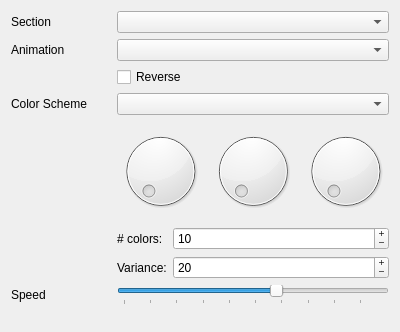
Above: gui/widget/maestrocontrol.ui from 8bitbuddhist/PixelMaestro before the change. Below: the same form after it.
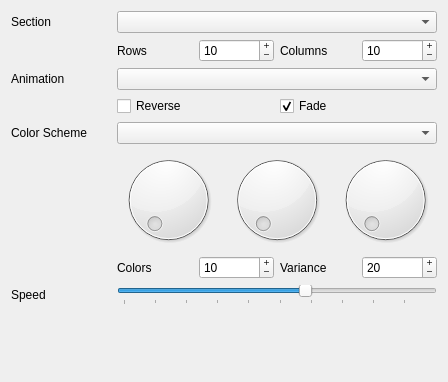
That is the form after the change.

```diff
--- a/gui/widget/maestrocontrol.ui
+++ b/gui/widget/maestrocontrol.ui
@@ -6,8 +6,8 @@
    <rect>
     <x>0</x>
     <y>0</y>
-    <width>400</width>
-    <height>332</height>
+    <width>448</width>
+    <height>382</height>
    </rect>
   </property>
   <property name="sizePolicy">
@@ -45,7 +45,7 @@
        </property>
       </widget>
      </item>
-     <item row="1" column="0">
+     <item row="2" column="0">
       <widget class="QLabel" name="animationLabel">
        <property name="minimumSize">
         <size>
@@ -58,24 +58,17 @@
        </property>
       </widget>
      </item>
-     <item row="1" column="1">
-      <widget class="QComboBox" name="animationComboBox">
-       <property name="minimumSize">
-        <size>
-         <width>150</width>
-         <height>0</height>
-        </size>
-       </property>
-      </widget>
-     </item>
      <item row="2" column="1">
-      <widget class="QCheckBox" name="reverseAnimationCheckBox">
-       <property name="text">
-        <string>Reverse</string>
+      <widget class="QComboBox" name="animationComboBox">
+       <property name="minimumSize">
+        <size>
+         <width>150</width>
+         <height>0</height>
+        </size>
        </property>
       </widget>
      </item>
-     <item row="3" column="0">
+     <item row="5" column="0">
       <widget class="QLabel" name="colorLabel">
        <property name="minimumSize">
         <size>
@@ -88,7 +81,7 @@
        </property>
       </widget>
      </item>
-     <item row="3" column="1">
+     <item row="5" column="1">
       <widget class="QComboBox" name="colorComboBox">
        <property name="minimumSize">
         <size>
@@ -104,7 +97,7 @@
        </property>
       </widget>
      </item>
-     <item row="4" column="1">
+     <item row="6" column="1">
       <layout class="QVBoxLayout" name="customColorLayout">
        <item>
         <layout class="QHBoxLayout" name="colorDialLayout">
@@ -144,8 +137,8 @@
         </layout>
        </item>
        <item>
-        <layout class="QFormLayout" name="colorParamLayout">
-         <item row="0" column="0">
+        <layout class="QHBoxLayout" name="horizontalLayout">
+         <item>
           <widget class="QLabel" name="numColorsLabel">
            <property name="minimumSize">
             <size>
@@ -154,11 +147,11 @@
             </size>
            </property>
            <property name="text">
-            <string># colors:</string>
+            <string>Colors</string>
            </property>
           </widget>
          </item>
-         <item row="0" column="1">
+         <item>
           <widget class="QSpinBox" name="numColorsSpinBox">
            <property name="readOnly">
             <bool>false</bool>
@@ -174,7 +167,7 @@
            </property>
           </widget>
          </item>
-         <item row="1" column="0">
+         <item>
           <widget class="QLabel" name="thresholdLabel">
            <property name="minimumSize">
             <size>
@@ -183,11 +176,11 @@
             </size>
            </property>
            <property name="text">
-            <string>Variance:</string>
+            <string>Variance</string>
            </property>
           </widget>
          </item>
-         <item row="1" column="1">
+         <item>
           <widget class="QSpinBox" name="thresholdSpinBox">
            <property name="buttonSymbols">
             <enum>QAbstractSpinBox::PlusMinus</enum>
@@ -210,7 +203,7 @@
        </item>
       </layout>
      </item>
-     <item row="5" column="0">
+     <item row="7" column="0">
       <widget class="QLabel" name="cycleLabel">
        <property name="minimumSize">
         <size>
@@ -223,7 +216,7 @@
        </property>
       </widget>
      </item>
-     <item row="5" column="1">
+     <item row="7" column="1">
       <widget class="QSlider" name="cycleSlider">
        <property name="minimum">
         <number>10</number>
@@ -254,6 +247,74 @@
        </property>
       </widget>
      </item>
+     <item row="3" column="1">
+      <layout class="QHBoxLayout" name="animationOptionsLayout">
+       <item>
+        <widget class="QCheckBox" name="reverseAnimationCheckBox">
+         <property name="text">
+          <string>Reverse</string>
+         </property>
+        </widget>
+       </item>
+       <item>
+        <widget class="QCheckBox" name="fadeCheckBox">
+         <property name="text">
+          <string>Fade</string>
+         </property>
+         <property name="checked">
+          <bool>true</bool>
+         </property>
+        </widget>
+       </item>
+      </layout>
+     </item>
+     <item row="1" column="1">
+      <layout class="QHBoxLayout" name="sectionOptionsLayout">
+       <item>
+        <widget class="QLabel" name="rowsLabel">
+         <property name="text">
+          <string>Rows</string>
+         </property>
+        </widget>
+       </item>
+       <item>
+        <widget class="QSpinBox" name="rowsSpinBox">
+         <property name="frame">
+          <bool>true</bool>
+         </property>
+         <property name="buttonSymbols">
+          <enum>QAbstractSpinBox::PlusMinus</enum>
+         </property>
+         <property name="maximum">
+          <number>255</number>
+         </property>
+         <property name="value">
+          <number>10</number>
+         </property>
+        </widget>
+       </item>
+       <item>
+        <widget class="QLabel" name="columnLabel">
+         <property name="text">
+          <string>Columns</string>
+         </property>
+        </widget>
+       </item>
+       <item>
+        <widget class="QSpinBox" name="columnsSpinBox">
+         <property name="buttonSymbols">
+          <enum>QAbstractSpinBox::PlusMinus</enum>
+         </property>
+         <property name="maximum">
+          <number>255</number>
+         </property>
+         <property name="value">
+          <number>10</number>
+         </property>
+        </widget>
+       </item>
+      </layout>
+     </item>
     </layout>
    </item>
   </layout>
```
